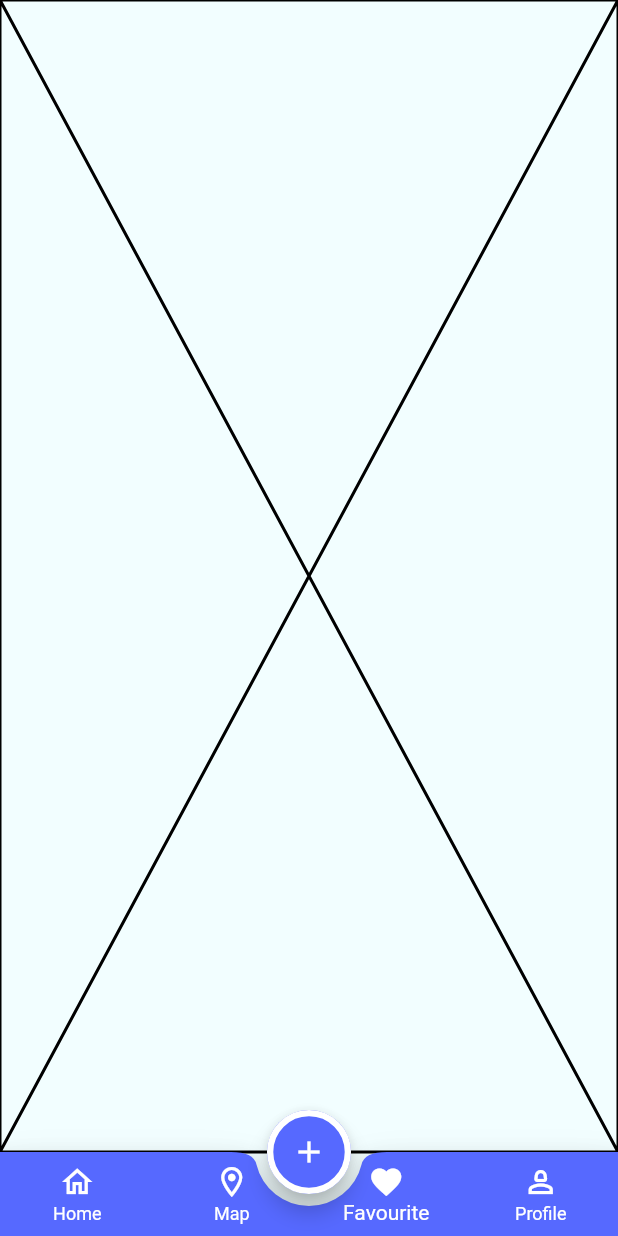
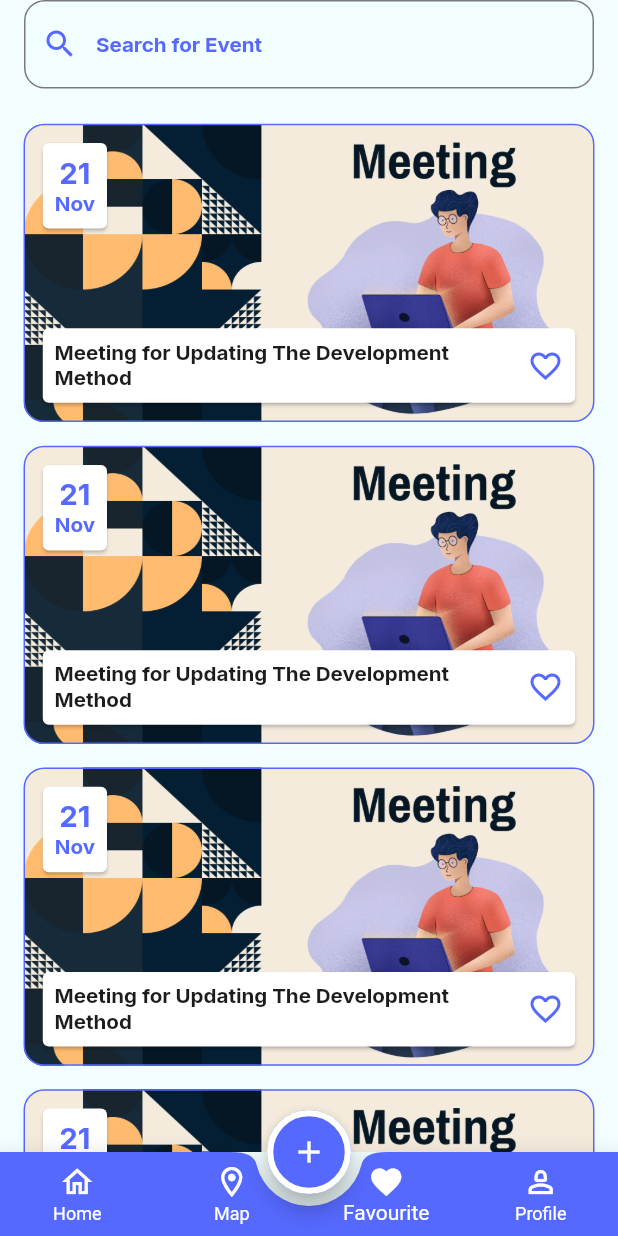
Before and after one commit to muhammedSaadX1/Evently-C16-Sun-Online, a Flutter app: the screen it shows after launch, item 3 of the bottom bar chosen, on a phone screen of 412 x 824 dp. Run offline on Flutter 3.47's test engine with Material 3 defaults, Android fonts, the phone set to English and light mode, and no system bars; our stand-ins replace flutter_screenutil, google_fonts.

Commit message:
finished favourite tab ui

```diff
--- a/lib/features/main_layout/favourite_tab/favourite_tab.dart
+++ b/lib/features/main_layout/favourite_tab/favourite_tab.dart
@@ -1,12 +1,45 @@
+import 'package:evently_sun_online/core/resources/colors_manager.dart';
+import 'package:evently_sun_online/core/widgets/event_item.dart' show EventItem;
+import 'package:evently_sun_online/models/category_model.dart';
+import 'package:evently_sun_online/models/event_model.dart' show EventModel;
 import 'package:flutter/material.dart';
+import 'package:flutter_screenutil/flutter_screenutil.dart';
+import 'package:google_fonts/google_fonts.dart';
 
 class FavouriteTab extends StatelessWidget {
   const FavouriteTab({super.key});
 
   @override
   Widget build(BuildContext context) {
-    return const Placeholder(
-      color: Colors.black,
+    return SafeArea(
+      child: Column(
+        children: [
+          Padding(
+            padding: const EdgeInsets.symmetric(horizontal: 16.0),
+            child: TextField(
+
+              decoration: InputDecoration(
+
+                prefixIcon: Icon(Icons.search),
+                prefixIconColor: ColorsManager.blue,
+                hintText: "Search for Event",
+                hintStyle: GoogleFonts.inter(fontSize: 14.sp, fontWeight: FontWeight.bold, color: ColorsManager.blue)
+              ),
+            ),
+          ),
+          SizedBox(height: 16.h,),
+          Expanded(child: ListView.builder(itemBuilder: (context, index)=>  EventItem(
+            event: EventModel(
+              category: CategoryModel.categories[2],
+              title: "Meeting for Updating The Development Method ",
+              description: "Meeting for Updating The Development Method ",
+              dateTime: DateTime.now(),
+              timeOfDay: TimeOfDay.now(),
+            ),
+          ), itemCount: 20,))
+
+        ],
+      ),
     );
   }
 }
```
